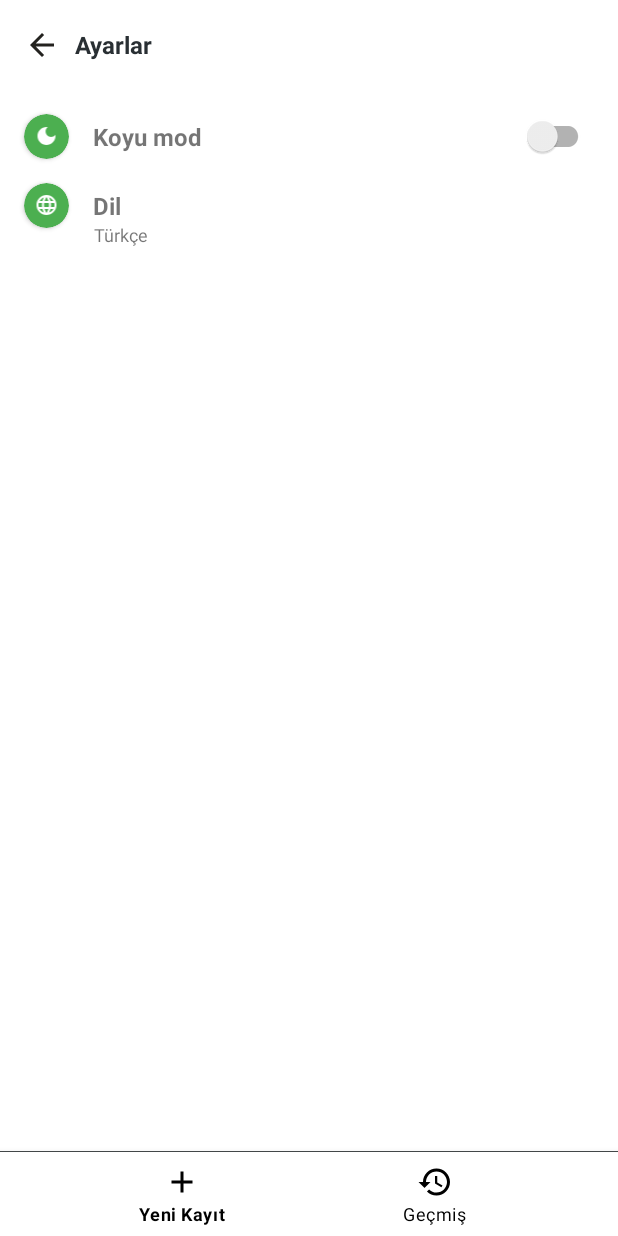
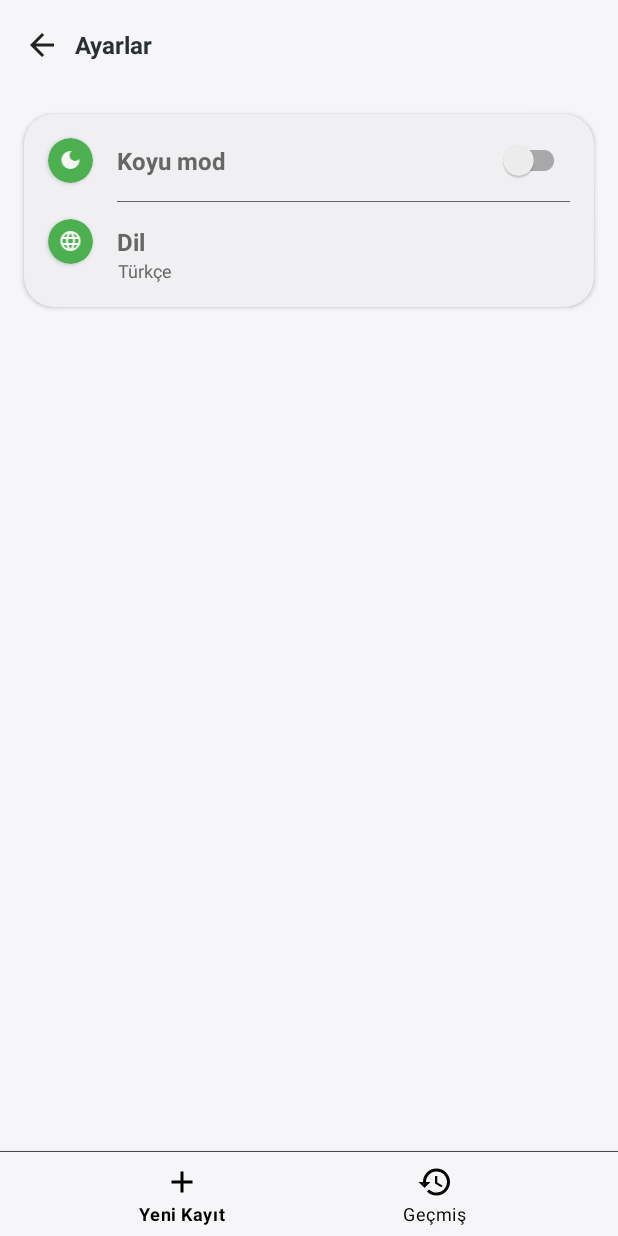
Before and after one commit to keremkulac/OkeyScore, an Android app: the FinishedPartnerGameFragment screen opened through its navigation route, after a tap on "Ayarlar", on a phone screen of 412 x 824 dp. Run offline under Robolectric (Android 15) with nearby library versions, the phone set to English and light mode, and no system bars; our stand-ins replace Dagger/Hilt's generated code, Room's generated code; libraries missing offline, so code that uses them is left out: com.tbuonomo.viewpagerdotsindicator, it.xabaras.android.

Commit message:
Settings sayfasında tasarım değişikliği yapıldı

```diff
--- a/app/build.gradle
+++ b/app/build.gradle
@@ -14,8 +14,8 @@ android {
         applicationId 'com.keremkulac.okeyscore'
         minSdk 26
         targetSdk 34
-        versionCode 11
-        versionName "1.9"
+        versionCode 12
+        versionName "1.10"
         testInstrumentationRunner "androidx.test.runner.AndroidJUnitRunner"
         resConfigs "en", "tr"
     }
--- a/app/src/main/java/com/keremkulac/okeyscore/DefaultFragmentFactory.kt
+++ b/app/src/main/java/com/keremkulac/okeyscore/DefaultFragmentFactory.kt
@@ -2,11 +2,9 @@ package com.keremkulac.okeyscore
 
 import androidx.fragment.app.Fragment
 import androidx.fragment.app.FragmentFactory
-import com.keremkulac.okeyscore.ui.finishedPartnerGame.FinishedPartnerGameAdapter
 import com.keremkulac.okeyscore.ui.finishedPartnerGame.FinishedPartnerGameFragment
 import com.keremkulac.okeyscore.ui.finishedPartnerGameDetail.FinishedPartnerGameDetailAdapter
 import com.keremkulac.okeyscore.ui.finishedPartnerGameDetail.FinishedPartnerGameDetailFragment
-import com.keremkulac.okeyscore.ui.finishedSingleGame.FinishedSingleGameAdapter
 import com.keremkulac.okeyscore.ui.finishedSingleGame.FinishedSingleGameFragment
 import com.keremkulac.okeyscore.ui.finishedSingleGameDetail.FinishedSingleGameDetailAdapter
 import com.keremkulac.okeyscore.ui.finishedSingleGameDetail.FinishedSingleGameDetailFragment
--- a/app/src/main/java/com/keremkulac/okeyscore/ui/finishedGameView/FinishedGameViewFragment.kt
+++ b/app/src/main/java/com/keremkulac/okeyscore/ui/finishedGameView/FinishedGameViewFragment.kt
@@ -9,9 +9,7 @@ import androidx.viewpager2.widget.ViewPager2
 import com.google.android.material.tabs.TabLayoutMediator
 import com.keremkulac.okeyscore.R
 import com.keremkulac.okeyscore.databinding.FragmentFinishedGameViewBinding
-import com.keremkulac.okeyscore.ui.finishedPartnerGame.FinishedPartnerGameAdapter
 import com.keremkulac.okeyscore.ui.finishedPartnerGame.FinishedPartnerGameFragment
-import com.keremkulac.okeyscore.ui.finishedSingleGame.FinishedSingleGameAdapter
 import com.keremkulac.okeyscore.ui.finishedSingleGame.FinishedSingleGameFragment
 
 
--- a/app/src/main/java/com/keremkulac/okeyscore/ui/finishedSingleGame/FinishedSingleGameAdapter.kt
+++ b/app/src/main/java/com/keremkulac/okeyscore/ui/finishedSingleGame/FinishedSingleGameAdapter.kt
@@ -9,7 +9,6 @@ import androidx.recyclerview.widget.DiffUtil
 import androidx.recyclerview.widget.RecyclerView
 import com.keremkulac.okeyscore.R
 import com.keremkulac.okeyscore.model.FinishedSingleGame
-import javax.inject.Inject
 
 
 class FinishedSingleGameAdapter : RecyclerView.Adapter<FinishedSingleGameAdapter.FinishedGameViewHolder>() {
--- a/app/src/main/res/layout/fragment_settings.xml
+++ b/app/src/main/res/layout/fragment_settings.xml
@@ -6,18 +6,6 @@
     android:layout_height="match_parent"
     android:background="@color/main_background_color"
     tools:context=".ui.settings.SettingsFragment">
-
-    <TextView
-        android:id="@+id/languageTextView"
-        android:layout_width="wrap_content"
-        android:layout_height="wrap_content"
-        android:layout_marginStart="16dp"
-        android:gravity="center_horizontal"
-        android:text="@string/turkish"
-        android:textSize="12sp"
-        android:textStyle="normal"
-        app:layout_constraintStart_toEndOf="@+id/view3"
-        app:layout_constraintTop_toBottomOf="@+id/textView1" />
 
     <androidx.appcompat.widget.Toolbar
         android:id="@+id/toolBar"
@@ -51,6 +39,21 @@
     </androidx.appcompat.widget.Toolbar>
 
     <androidx.cardview.widget.CardView
+        android:layout_width="match_parent"
+        android:layout_height="wrap_content"
+        android:id="@+id/cardView"
+        android:layout_margin="16dp"
+        app:cardCornerRadius="20dp"
+        android:backgroundTint="@color/settings_card_background_color"
+        app:layout_constraintEnd_toEndOf="parent"
+        app:layout_constraintStart_toStartOf="parent"
+        app:layout_constraintTop_toBottomOf="@+id/toolBar">
+
+        <androidx.constraintlayout.widget.ConstraintLayout
+            android:layout_width="match_parent"
+            android:layout_height="wrap_content">
+
+            <androidx.cardview.widget.CardView
                 android:id="@+id/view2"
                 android:layout_width="30dp"
                 android:layout_height="30dp"
@@ -61,7 +64,7 @@
                 android:shape="ring"
                 app:cardCornerRadius="40dp"
                 app:layout_constraintStart_toStartOf="parent"
-        app:layout_constraintTop_toBottomOf="@+id/toolBar">
+                app:layout_constraintTop_toTopOf="parent">
 
                 <ImageView
                     android:layout_width="match_parent"
@@ -69,8 +72,8 @@
                     android:layout_alignParentTop="true"
                     android:layout_centerHorizontal="true"
                     android:layout_gravity="center"
-            android:src="@drawable/ic_dark_mode"
-            android:contentDescription="@string/todo"/>
+                    android:contentDescription="@string/todo"
+                    android:src="@drawable/ic_dark_mode" />
             </androidx.cardview.widget.CardView>
 
             <TextView
@@ -80,10 +83,11 @@
                 android:layout_marginStart="16dp"
                 android:layout_marginTop="20dp"
                 android:text="@string/dark_mode"
+                android:textColor="@color/dark_mode_text_color"
                 android:textSize="16sp"
                 android:textStyle="bold"
                 app:layout_constraintStart_toEndOf="@+id/view2"
-        app:layout_constraintTop_toBottomOf="@+id/toolBar" />
+                app:layout_constraintTop_toTopOf="parent" />
 
             <androidx.appcompat.widget.SwitchCompat
                 android:id="@+id/darkModeSwitch"
@@ -92,7 +96,7 @@
                 android:layout_marginTop="16dp"
                 android:layout_marginEnd="16dp"
                 app:layout_constraintEnd_toEndOf="parent"
-        app:layout_constraintTop_toBottomOf="@+id/toolBar" />
+                app:layout_constraintTop_toTopOf="parent" />
 
             <androidx.cardview.widget.CardView
                 android:id="@+id/view3"
@@ -100,7 +104,7 @@
                 android:layout_height="30dp"
                 android:layout_centerHorizontal="true"
                 android:layout_marginStart="16dp"
-        android:layout_marginTop="16dp"
+                android:layout_marginTop="24dp"
                 android:backgroundTint="@color/circular_icon_background_color"
                 android:shape="ring"
                 app:cardCornerRadius="40dp"
@@ -113,23 +117,57 @@
                     android:layout_alignParentTop="true"
                     android:layout_centerHorizontal="true"
                     android:layout_gravity="center"
-            android:src="@drawable/ic_language"
-            android:contentDescription="@string/todo"/>
+                    android:contentDescription="@string/todo"
+                    android:src="@drawable/ic_language" />
 
             </androidx.cardview.widget.CardView>
+
+            <com.google.android.material.divider.MaterialDivider
+                android:layout_width="match_parent"
+                android:layout_height="0.1dp"
+                android:layout_marginStart="62dp"
+                android:layout_marginEnd="16dp"
+                app:dividerColor="@color/settings_card_divider_color"
+                app:layout_constraintBottom_toTopOf="@+id/view3"
+                app:layout_constraintEnd_toEndOf="parent"
+                app:layout_constraintStart_toStartOf="parent"
+                app:layout_constraintTop_toBottomOf="@+id/view2" />
+
 
             <TextView
                 android:id="@+id/textView1"
                 android:layout_width="wrap_content"
                 android:layout_height="wrap_content"
                 android:layout_marginStart="16dp"
-        android:layout_marginTop="24dp"
+                android:layout_marginTop="32sp"
                 android:gravity="center_horizontal"
                 android:text="@string/language"
+                android:textColor="@color/language_text_color"
                 android:textSize="16sp"
                 android:textStyle="bold"
                 app:layout_constraintStart_toEndOf="@+id/view3"
                 app:layout_constraintTop_toBottomOf="@+id/textView" />
 
 
+            <TextView
+                android:id="@+id/languageTextView"
+                android:layout_width="wrap_content"
+                android:layout_height="wrap_content"
+                android:layout_marginStart="16dp"
+                android:layout_marginBottom="16dp"
+                android:gravity="center_horizontal"
+                android:text="@string/turkish"
+                android:textColor="@color/selected_language_text_color"
+                android:textSize="12sp"
+                android:textStyle="normal"
+                app:layout_constraintBottom_toBottomOf="parent"
+                app:layout_constraintStart_toEndOf="@+id/view3"
+                app:layout_constraintTop_toBottomOf="@+id/textView1" />
+
+
         </androidx.constraintlayout.widget.ConstraintLayout>
+
+    </androidx.cardview.widget.CardView>
+
+
+</androidx.constraintlayout.widget.ConstraintLayout>
--- a/app/src/main/res/values-night/colors.xml
+++ b/app/src/main/res/values-night/colors.xml
@@ -1,47 +1,53 @@
 <?xml version="1.0" encoding="utf-8"?>
 <resources >
-    <color name="status_bar_color">#000000</color>
+    <color name="status_bar_color">#010101</color>
     <color name="white">#FFFFFF</color>
 
-    <color name="primary_color">#FFFFFF</color>
-    <color name="date_text_color">#FFFFFF</color>
-    <color name="info_text_color">#FFFFFF</color>
-    <color name="name_text_color">#FFFFFF</color>
-    <color name="score_text_color">#F5F5F5</color>
-    <color name="score_hint_text_color">#FFFFFF</color>
-    <color name="separator_color">#FFFFFF</color>
-    <color name="fab_icon_color">#FFFFFF</color>
-    <color name="error_text_color">#FFFFFF</color>
-    <color name="main_background_color">#000000</color>
+    <color name="primary_color">#F6F6F8</color>
+    <color name="date_text_color">#F6F6F8</color>
+    <color name="info_text_color">#F6F6F8</color>
+    <color name="name_text_color">#F6F6F8</color>
+    <color name="score_text_color">#F6F6F8</color>
+    <color name="score_hint_text_color">#F6F6F8</color>
+    <color name="separator_color">#F6F6F8</color>
+    <color name="fab_icon_color">#F6F6F8</color>
+    <color name="error_text_color">#F6F6F8</color>
+    <color name="main_background_color">#010101</color>
     <color name="button_text_color">#000000</color>
     <color name="icon_color">#646E72</color>
-    <color name="searchview_text_color">#FFFFFF</color>
+    <color name="searchview_text_color">#F6F6F8</color>
     <color name="delete_color">#FF0000</color>
     <color name="snackbar_background_color">#4CAF50</color>
-    <color name="snackbar_text_color">#FFFFFF</color>
-    <color name="toolbar_background_color">#000000</color>
-    <color name="cardview_background_color">#121212</color>
-    <color name="cardview_shadow_color">#FFFFFF</color>
-    <color name="toolbar_text_color">#FFFFFF</color>
-    <color name="alert_dialog_button_text_color">#FFFFFF</color>
-    <color name="text_input_layout_text_color">#FFFFFF</color>
-    <color name="text_input_layout_hint_color">#FFFFFF</color>
+    <color name="snackbar_text_color">#F6F6F8</color>
+    <color name="toolbar_background_color">#010101</color>
+    <color name="cardview_background_color">#1E1F22</color>
+    <color name="cardview_shadow_color">#F6F6F8</color>
+    <color name="toolbar_text_color">#F6F6F8</color>
+    <color name="alert_dialog_button_text_color">#F6F6F8</color>
+    <color name="text_input_layout_text_color">#F6F6F8</color>
+    <color name="text_input_layout_hint_color">#F6F6F8</color>
     <color name="text_input_layout_box_stroke_color">#4CAF50</color>
-    <color name="text_input_layout_counter_text_color">#FFFFFF</color>
+    <color name="text_input_layout_counter_text_color">#F6F6F8</color>
     <color name="cursor_color">#4CAF50</color>
-    <color name="tablayout_text_color">#FFFFFF</color>
-    <color name="back_icon_color">#FFFFFF</color>
+    <color name="tablayout_text_color">#F6F6F8</color>
+    <color name="back_icon_color">#F6F6F8</color>
     <color name="divider_color">#45494A</color>
     <color name="tab_indicator_color">#4CAF50</color>
     <color name="searchview_border_color">#45494A</color>
-    <color name="line_color_dark">#000000</color>
-    <color name="line_color_light">#000000</color>
-    <color name="header_text_color">#FFFFFF</color>
+    <color name="line_color_dark">#010101</color>
+    <color name="line_color_light">#010101</color>
+    <color name="header_text_color">#F6F6F8</color>
     <color name="header_background_color">#121212</color>
     <color name="onboarding_indicator_color">#4CAF50</color>
-    <color name="logo_text_color">#FFFFFF</color>
+    <color name="logo_text_color">#F6F6F8</color>
     <color name="circular_icon_background_color">#4CAF50</color>
-    <color name="bottom_navigation_text_color">#FFFFFF</color>
-    <color name="bottom_navigation_icon_color">#FFFFFF</color>
+    <color name="bottom_navigation_text_color">#F6F6F8</color>
+    <color name="bottom_navigation_icon_color">#F6F6F8</color>
     <color name="dialog_shadow_color">#666666</color>
+    <color name="dark_mode_text_color">#F6F6F8</color>
+    <color name="language_text_color">#F6F6F8</color>
+    <color name="selected_language_text_color">#F6F6F8</color>
+    <color name="settings_card_background_color">#1E1F22</color>
+    <color name="settings_card_divider_color">#F6F6F8</color>
+
 </resources>
--- a/app/src/main/res/values/colors.xml
+++ b/app/src/main/res/values/colors.xml
@@ -1,7 +1,7 @@
 <?xml version="1.0" encoding="utf-8"?>
 <resources >
-    <color name="status_bar_color">#FFFFFF</color>
-    <color name="white">#FFFFFF</color>
+    <color name="status_bar_color">#F6F6F8</color>
+    <color name="white">#F6F6F8</color>
 
     <color name="primary_color">#23221F</color>
     <color name="date_text_color">#45494A</color>
@@ -12,18 +12,18 @@
     <color name="separator_color">#45494A</color>
     <color name="fab_icon_color">#FFFFFF</color>
     <color name="error_text_color">#292F33</color>
-    <color name="main_background_color">#FFFFFFFF</color>
-    <color name="button_text_color">#FFFFFF</color>
+    <color name="main_background_color">#F6F6F8</color>
+    <color name="button_text_color">#F6F6F8</color>
     <color name="icon_color">#646E72</color>
     <color name="searchview_text_color">#292F33</color>
     <color name="delete_color">#FF0000</color>
     <color name="snackbar_background_color">#4CAF50</color>
-    <color name="snackbar_text_color">#FFFFFF</color>
-    <color name="toolbar_background_color">#FFFFFF</color>
+    <color name="snackbar_text_color">#F6F6F8</color>
+    <color name="toolbar_background_color">#F6F6F8</color>
     <color name="toolbar_text_color">#292F33</color>
-    <color name="cardview_background_color">#FFFFFF</color>
-    <color name="cardview_shadow_color">#000000</color>
-    <color name="alert_dialog_button_text_color">#000000</color>
+    <color name="cardview_background_color">#F6F6F8</color>
+    <color name="cardview_shadow_color">#010101</color>
+    <color name="alert_dialog_button_text_color">#010101</color>
     <color name="text_input_layout_text_color">#292F33</color>
     <color name="text_input_layout_hint_color">#292F33</color>
     <color name="text_input_layout_box_stroke_color">#4CAF50</color>
@@ -34,15 +34,22 @@
     <color name="divider_color">#45494A</color>
     <color name="searchview_border_color">#45494A</color>
     <color name="tab_indicator_color">#4CAF50</color>
-    <color name="line_color_dark">#FFFFFF</color>
-    <color name="line_color_light">#FFFFFF</color>
-    <color name="header_text_color">#FFFFFF</color>
+    <color name="line_color_dark">#F6F6F8</color>
+    <color name="line_color_light">#F6F6F8</color>
+    <color name="header_text_color">#F6F6F8</color>
     <color name="header_background_color">#45494A</color>
     <color name="score_differences_text_color">#646E72</color>
     <color name="onboarding_indicator_color">#4CAF50</color>
     <color name="logo_text_color">#23221F</color>
     <color name="circular_icon_background_color">#4CAF50</color>
-    <color name="bottom_navigation_text_color">#000000</color>
-    <color name="bottom_navigation_icon_color">#000000</color>
+    <color name="bottom_navigation_text_color">#010101</color>
+    <color name="bottom_navigation_icon_color">#010101</color>
     <color name="dialog_shadow_color">#666666</color>
+    <color name="dark_mode_text_color">#666666</color>
+    <color name="language_text_color">#666666</color>
+    <color name="selected_language_text_color">#666666</color>
+    <color name="settings_card_background_color">#F0F0F3</color>
+    <color name="settings_card_divider_color">#666666</color>
+
+
 </resources>
--- a/app/src/main/res/values/strings.xml
+++ b/app/src/main/res/values/strings.xml
@@ -54,7 +54,7 @@
     <string name="warning_enter_all_team_names" tools:ignore="MissingTranslation">Lütfen tüm oyuncu isimlerini giriniz.</string>
     <string name="registration_successful" tools:ignore="MissingTranslation">Kayıt başarılı</string>
     <string name="round_count" tools:ignore="MissingTranslation">Tur %d</string>
-    <string name="score_difference" tools:ignore="MissingTranslation">%s ile %s skor farkı %d</string>
+    <string name="score_difference" tools:ignore="MissingTranslation">%s ile %s skor farkı: %d</string>
     <string name="deleted" tools:ignore="MissingTranslation">Silindi</string>
     <string name="take_it_back" tools:ignore="MissingTranslation">Geri al</string>
     <string name="hint_round_cont" tools:ignore="MissingTranslation">%d. tur</string>
```
Also changed, not shown: 1 other file. Lines whose indentation alone changed are shown as unchanged.
